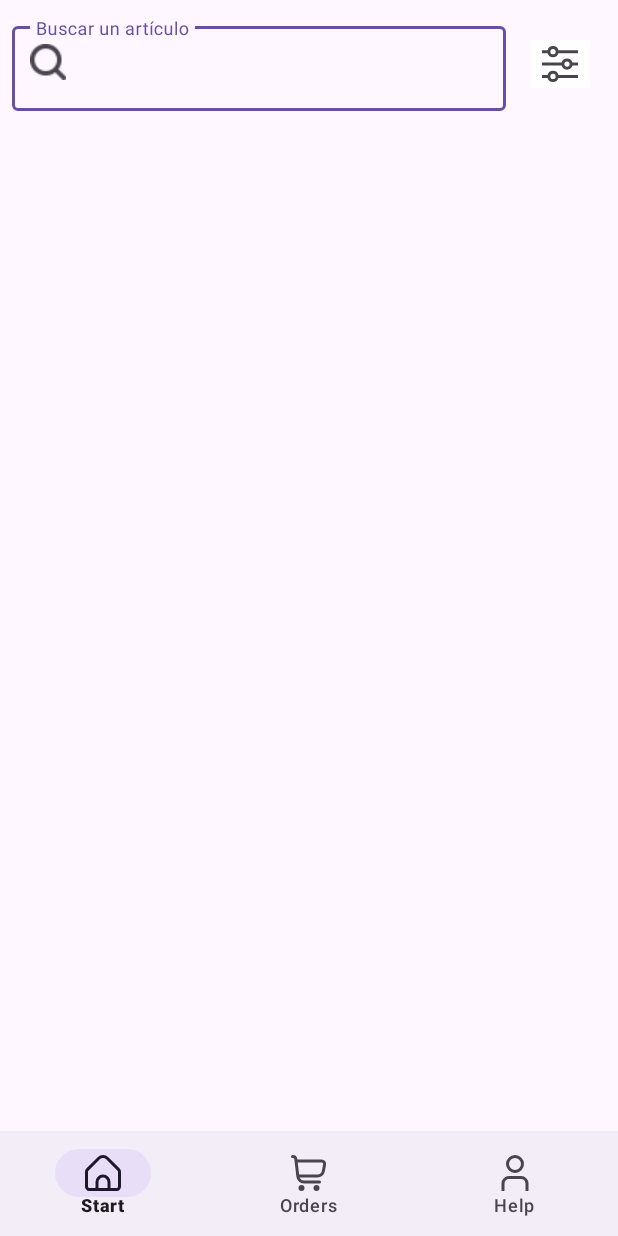
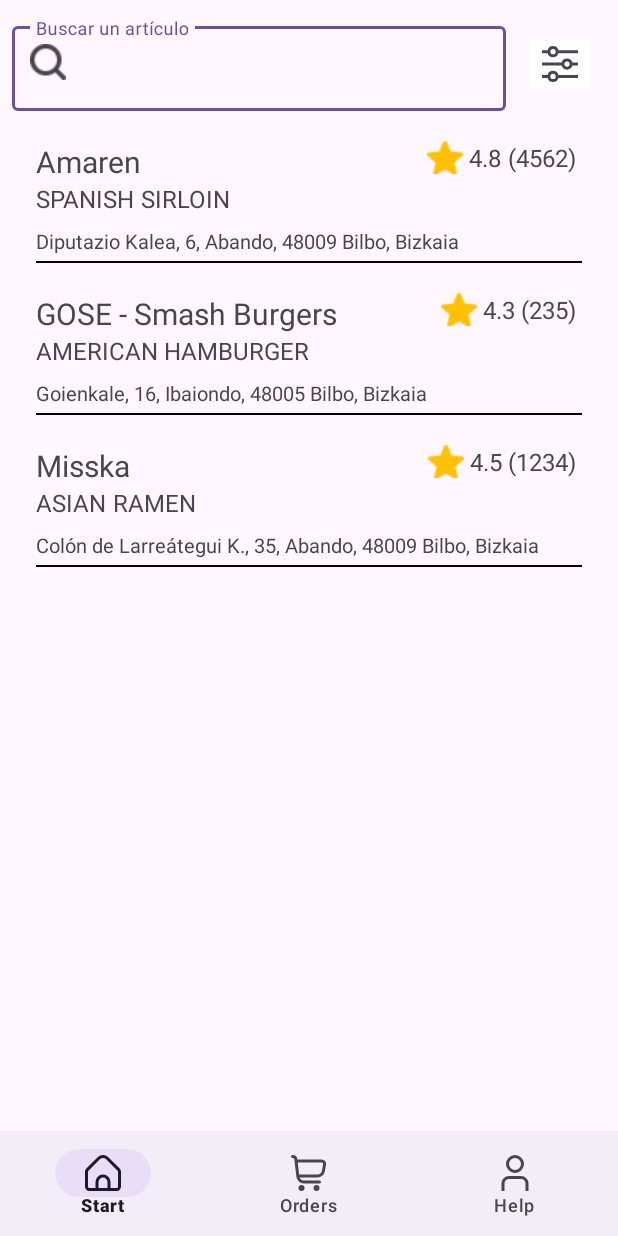
Before and after one commit to Guslin-03/Rush, an Android app: the RestaurantActivity screen opened directly, with no data from a screen before it, on a phone screen of 412 x 824 dp. Run offline under Robolectric (Android 15) with nearby library versions, the phone set to English and light mode, and no system bars; our stand-ins replace Room's generated code.

Commit message:
Pantalla Restaurantes
Filtrado por nombre del Local - Maquetación itemRestaurant - Muestreo de todos los locales - Modificación objeto Restaurant

```diff
--- a/app/src/main/java/com/example/rush/data/model/Restaurant.kt
+++ b/app/src/main/java/com/example/rush/data/model/Restaurant.kt
@@ -7,9 +7,10 @@ import kotlinx.parcelize.Parcelize
 data class Restaurant (
     val id: Int?,
     val name: String,
-    val location: String,
     val originType: String,
     val specialty: String,
+    val rating: Float,
     val numberReviews: Int,
-    val priceRange: Int
+    val priceRange: Int,
+    val location: String,
 ): Parcelable
--- a/app/src/main/java/com/example/rush/data/repository/PopulateDataBase.kt
+++ b/app/src/main/java/com/example/rush/data/repository/PopulateDataBase.kt
@@ -1,6 +1,5 @@
 package com.example.rush.data.repository
 
-import android.util.Log
 import androidx.lifecycle.ViewModel
 import androidx.lifecycle.ViewModelProvider
 import androidx.lifecycle.viewModelScope
@@ -12,7 +11,7 @@ import com.example.rush.data.model.User
 import com.example.rush.data.repository.menu.MenuType
 import com.example.rush.data.repository.menu.RoomMenuDataSource
 import com.example.rush.data.repository.order.RoomOrderDataSource
-import com.example.rush.data.repository.restaurant.FoodStyle
+import com.example.rush.data.repository.restaurant.CulinaryStyle
 import com.example.rush.data.repository.restaurant.RoomRestaurantDataSource
 import com.example.rush.data.repository.restaurant.Specialty
 import com.example.rush.data.repository.user.RoomUserDataSource
@@ -49,9 +48,12 @@ class PopulateDataBase(
     private suspend fun createRestaurant() {
         restaurantLocalRepository.createRestaurant(
             arrayOf(
-                Restaurant(null, "Misska", "Colón de Larreátegui K., 35, Abando, 48009 Bilbo, Bizkaia", FoodStyle.ASIAN.name, Specialty.RAMEN.name, 1234, 2 ),
-                Restaurant(null, "GOSE - Smash Burgers", "Goienkale, 16, Ibaiondo, 48005 Bilbo, Bizkaia", FoodStyle.AMERICAN.name, Specialty.HAMBURGER.name, 235, 3),
-                Restaurant(null, "Amaren", "Diputazio Kalea, 6, Abando, 48009 Bilbo, Bizkaia", FoodStyle.SPANISH.name, Specialty.SIRLOIN.name, 4562, 4)
+                Restaurant(null, "Misska", CulinaryStyle.ASIAN.name, Specialty.RAMEN.name,
+                    4.5F, 1234, 2,"Colón de Larreátegui K., 35, Abando, 48009 Bilbo, Bizkaia" ),
+                Restaurant(null, "GOSE - Smash Burgers", CulinaryStyle.AMERICAN.name, Specialty.HAMBURGER.name,
+                    4.3F ,235, 3, "Goienkale, 16, Ibaiondo, 48005 Bilbo, Bizkaia"),
+                Restaurant(null, "Amaren", CulinaryStyle.SPANISH.name, Specialty.SIRLOIN.name,
+                    4.8F, 4562, 4, "Diputazio Kalea, 6, Abando, 48009 Bilbo, Bizkaia")
             )
         )
     }
--- a/app/src/main/java/com/example/rush/data/repository/restaurant/FoodStyle.kt
+++ b/app/src/main/java/com/example/rush/data/repository/restaurant/CulinaryStyle.kt
@@ -1,6 +1,6 @@
 package com.example.rush.data.repository.restaurant
 
-enum class FoodStyle {
+enum class CulinaryStyle {
     ASIAN, JAPANESE, AMERICAN, SPANISH, ITALIAN, FRENCH, ARABIC, MEXICAN, BOLIVIAN, ARGENTINIAN,
     PERUVIAN, CHILEAN, INDIAN
 }
--- a/app/src/main/java/com/example/rush/data/repository/restaurant/DbRestaurant.kt
+++ b/app/src/main/java/com/example/rush/data/repository/restaurant/DbRestaurant.kt
@@ -8,9 +8,10 @@ import androidx.room.PrimaryKey
 class DbRestaurant (
     @PrimaryKey(autoGenerate = true) val id: Int?,
     @ColumnInfo(name = "name") val name: String,
-    @ColumnInfo(name = "location") val location: String,
     @ColumnInfo(name = "originType") val originType: String,
     @ColumnInfo(name = "specialty") val specialty: String,
+    @ColumnInfo(name = "rating") val rating: Float,
     @ColumnInfo(name = "numberReviews") val numberReviews: Int,
-    @ColumnInfo(name = "priceRange") val priceRange: Int
+    @ColumnInfo(name = "priceRange") val priceRange: Int,
+    @ColumnInfo(name = "location") val location: String,
 )
--- a/app/src/main/java/com/example/rush/data/repository/restaurant/RoomRestaurantDataSource.kt
+++ b/app/src/main/java/com/example/rush/data/repository/restaurant/RoomRestaurantDataSource.kt
@@ -27,8 +27,10 @@ class RoomRestaurantDataSource: RestaurantRepository {
 
 }
 
-fun DbRestaurant.toRestaurant() = Restaurant(id, name, location, originType, specialty, numberReviews, priceRange)
-fun Restaurant.toDbRestaurant() = DbRestaurant(id, name, location, originType, specialty, numberReviews, priceRange)
+fun DbRestaurant.toRestaurant() =
+    Restaurant(id, name, originType, specialty, rating,  numberReviews, priceRange, location)
+fun Restaurant.toDbRestaurant() =
+    DbRestaurant(id, name, originType, specialty, rating, numberReviews, priceRange, location)
 
 @Dao
 interface RestaurantDAO {
--- a/app/src/main/java/com/example/rush/ui/restaurant/RestaurantActivity.kt
+++ b/app/src/main/java/com/example/rush/ui/restaurant/RestaurantActivity.kt
@@ -1,15 +1,23 @@
 package com.example.rush.ui.restaurant
 
 import android.os.Bundle
+import android.text.Editable
+import android.text.TextWatcher
+import android.widget.Toast
+import androidx.activity.viewModels
 import androidx.appcompat.app.AppCompatActivity
 import com.example.rush.data.model.Restaurant
+import com.example.rush.data.repository.restaurant.RoomRestaurantDataSource
 import com.example.rush.databinding.RestaurantActivityBinding
 import com.example.rush.utils.MyApp
+import com.example.rush.utils.Resource
 
 class RestaurantActivity : AppCompatActivity() {
 
     private lateinit var binding: RestaurantActivityBinding
     private lateinit var restaurantAdapter: RestaurantAdapter
+    private val restaurantRepository = RoomRestaurantDataSource()
+    private val restaurantViewModel: RestaurantViewModel by viewModels { RestaurantViewModelFactory(restaurantRepository) }
     private val loginUser = MyApp.userPreferences.getUser()
     override fun onCreate(savedInstanceState: Bundle?) {
         super.onCreate(savedInstanceState)
@@ -20,6 +28,44 @@ class RestaurantActivity : AppCompatActivity() {
             ::onRestaurantClickListener
         )
 
+        binding.restaurantList.adapter = restaurantAdapter
+
+        restaurantViewModel.restaurant.observe(this) {
+            when(it.status) {
+                Resource.Status.SUCCESS -> {
+                    restaurantAdapter.submitList(it.data)
+                }
+                Resource.Status.ERROR -> {
+                    Toast.makeText(this, it.message, Toast.LENGTH_LONG).show()
+                }
+                Resource.Status.LOADING -> {
+                }
+
+            }
+        }
+
+        binding.filterText.addTextChangedListener(object : TextWatcher {
+            override fun beforeTextChanged(s: CharSequence?, start: Int, count: Int, after: Int) {}
+
+            override fun onTextChanged(s: CharSequence?, start: Int, before: Int, count: Int) {
+                filterByText(s)
+            }
+
+            override fun afterTextChanged(s: Editable?) {}
+        })
+
+    }
+
+    private fun filterByText(s: CharSequence?){
+        val searchText = s.toString().trim()
+        var originalList = restaurantViewModel.restaurant.value?.data
+        if (originalList == null) originalList = emptyList()
+
+        val filteredList = originalList.filter { restaurant ->
+            restaurant.name.contains(searchText, ignoreCase = true)
+        }
+
+        restaurantAdapter.submitList(filteredList)
     }
 
     private fun onRestaurantClickListener(restaurant: Restaurant) {
--- a/app/src/main/java/com/example/rush/ui/restaurant/RestaurantAdapter.kt
+++ b/app/src/main/java/com/example/rush/ui/restaurant/RestaurantAdapter.kt
@@ -10,20 +10,20 @@ import com.example.rush.databinding.ItemRestaurantBinding
 
 class RestaurantAdapter(
     private val onClickListener: (Restaurant) -> Unit
-) : ListAdapter<Restaurant, RestaurantAdapter.GroupViewHolder>(GroupDiffCallback()) {
+) : ListAdapter<Restaurant, RestaurantAdapter.RestaurantViewHolder>(RestaurantDiffCallback()) {
 
-    override fun onCreateViewHolder(parent: ViewGroup, viewType: Int): GroupViewHolder {
+    override fun onCreateViewHolder(parent: ViewGroup, viewType: Int): RestaurantViewHolder {
         val binding =
             ItemRestaurantBinding.inflate(LayoutInflater.from(parent.context), parent, false)
-        return GroupViewHolder(binding)
+        return RestaurantViewHolder(binding)
     }
 
-    override fun onBindViewHolder(holder: RestaurantAdapter.GroupViewHolder, position: Int) {
-        val group = getItem(position)
-        holder.bind(group)
+    override fun onBindViewHolder(holder: RestaurantAdapter.RestaurantViewHolder, position: Int) {
+        val restaurant = getItem(position)
+        holder.bind(restaurant)
 
         holder.itemView.setOnClickListener {
-            onClickListener(group)
+            onClickListener(restaurant)
         }
 
     }
@@ -38,16 +38,20 @@ class RestaurantAdapter(
 //        return filteredGroups
 //    }
 
-    inner class GroupViewHolder(private val binding: ItemRestaurantBinding) :
+    inner class RestaurantViewHolder(private val binding: ItemRestaurantBinding) :
         RecyclerView.ViewHolder(binding.root) {
 
-        fun bind(group: Restaurant) {
-//            binding.groupName.text = group.name
-
+        fun bind(restaurant: Restaurant) {
+            binding.name.text = restaurant.name
+            binding.rating.text = restaurant.rating.toString()
+            binding.numberReviews.text = "(${restaurant.numberReviews})"
+            binding.culinaryStyle.text = restaurant.originType
+            binding.specialty.text = restaurant.specialty
+            binding.location.text = restaurant.location
         }
     }
 
-    class GroupDiffCallback : DiffUtil.ItemCallback<Restaurant>() {
+    class RestaurantDiffCallback : DiffUtil.ItemCallback<Restaurant>() {
 
         override fun areItemsTheSame(oldItem: Restaurant, newItem: Restaurant): Boolean {
             return oldItem.id == newItem.id
@@ -56,6 +60,11 @@ class RestaurantAdapter(
         override fun areContentsTheSame(oldItem: Restaurant, newItem: Restaurant): Boolean {
             return (oldItem.id == newItem.id
                     && oldItem.name == newItem.name
+                    && oldItem.originType == newItem.originType
+                    && oldItem.specialty == newItem.specialty
+                    && oldItem.rating == newItem.rating
+                    && oldItem.numberReviews == newItem.numberReviews
+                    && oldItem.priceRange == newItem.priceRange
                     && oldItem.location == newItem.location)
         }
 
--- /dev/null
+++ b/app/src/main/java/com/example/rush/ui/restaurant/RestaurantViewModel.kt
@@ -0,0 +1,43 @@
+package com.example.rush.ui.restaurant
+
+import androidx.lifecycle.LiveData
+import androidx.lifecycle.MutableLiveData
+import androidx.lifecycle.ViewModel
+import androidx.lifecycle.ViewModelProvider
+import androidx.lifecycle.viewModelScope
+import androidx.lifecycle.viewmodel.CreationExtras
+import com.example.rush.data.model.Restaurant
+import com.example.rush.data.repository.restaurant.RoomRestaurantDataSource
+import com.example.rush.utils.Resource
+import kotlinx.coroutines.Dispatchers.IO
+import kotlinx.coroutines.launch
+import kotlinx.coroutines.withContext
+
+class RestaurantViewModel(private val restaurantDataSource: RoomRestaurantDataSource
+) : ViewModel() {
+
+    private val _restaurant = MutableLiveData<Resource<List<Restaurant>>>()
+    val restaurant : LiveData<Resource<List<Restaurant>>> get() = _restaurant
+
+    init { onUpdateRestaurantList() }
+
+    private fun onUpdateRestaurantList() {
+        viewModelScope.launch {
+            _restaurant.value = updateRestaurantList()
+        }
+    }
+    private suspend fun updateRestaurantList() : Resource<List<Restaurant>> {
+        return withContext(IO) {
+            restaurantDataSource.getRestaurants()
+        }
+    }
+
+}
+
+class RestaurantViewModelFactory(
+    private val restaurantDataSource: RoomRestaurantDataSource): ViewModelProvider.Factory {
+    override fun <T : ViewModel> create(modelClass: Class<T>, extras: CreationExtras): T {
+        return RestaurantViewModel(restaurantDataSource) as T
+    }
+
+}
--- a/app/src/main/res/layout/item_restaurant.xml
+++ b/app/src/main/res/layout/item_restaurant.xml
@@ -4,30 +4,87 @@
     android:id="@+id/groupList"
     android:layout_width="match_parent"
     android:layout_height="wrap_content"
+    android:paddingStart="16dp"
+    android:paddingEnd="16dp"
+    android:paddingTop="12dp"
     android:orientation="vertical">
 
-<!--    <LinearLayout-->
-<!--        android:layout_width="match_parent"-->
-<!--        android:layout_height="wrap_content">-->
+    <LinearLayout
+        android:layout_width="match_parent"
+        android:layout_height="wrap_content"
+        android:orientation="horizontal"
+        android:paddingTop="8dp">
 
-<!--        <TextView-->
-<!--            android:id="@+id/restaurantName"-->
-<!--            android:layout_width="0dp"-->
-<!--            android:layout_height="wrap_content"-->
-<!--            android:layout_weight="0.75"-->
-<!--            android:padding="16dp"-->
-<!--            android:textSize="16sp"/>-->
+    <TextView
+        android:id="@+id/name"
+        android:layout_width="wrap_content"
+        android:layout_height="wrap_content"
+        android:textSize="20sp"
+        android:text="Misska"/>
 
-<!--        <ImageView-->
-<!--            android:id="@+id/groupType"-->
-<!--            android:layout_width="0dp"-->
-<!--            android:layout_height="match_parent"-->
-<!--            android:layout_weight="0.15"-->
-<!--            android:padding="16dp"-->
-<!--            app:srcCompat="@drawable/privategroup"-->
-<!--            android:contentDescription="@string/grupo_privado" />-->
+    <LinearLayout
+        android:layout_width="0dp"
+        android:layout_height="wrap_content"
+        android:layout_weight="0.5"
+        android:layout_marginStart="4dp"
+        android:gravity="end"
+        android:orientation="horizontal">
 
-<!--    </LinearLayout>-->
+        <TextView
+            android:id="@+id/rating"
+            android:layout_width="wrap_content"
+            android:layout_height="match_parent"
+            android:text="4.5"
+            android:textSize="16sp"
+            app:drawableLeftCompat="@drawable/estrella"
+            android:drawablePadding="4dp"/>
+
+        <TextView
+            android:id="@+id/numberReviews"
+            android:layout_width="wrap_content"
+            android:layout_height="wrap_content"
+            android:paddingStart="4dp"
+            android:paddingEnd="4dp"
+            android:textSize="16sp"
+            android:text="(1234)"/>
+
+    </LinearLayout>
+
+    </LinearLayout>
+
+
+        <LinearLayout
+            android:layout_width="wrap_content"
+            android:layout_height="wrap_content"
+            android:layout_weight="0.4"
+            android:orientation="horizontal">
+
+            <TextView
+                android:id="@+id/culinaryStyle"
+                android:layout_width="wrap_content"
+                android:layout_height="wrap_content"
+                android:textSize="16sp"
+                android:text="Japanese,"/>
+
+            <TextView
+                android:id="@+id/specialty"
+                android:layout_width="wrap_content"
+                android:layout_height="wrap_content"
+                android:paddingStart="4dp"
+                android:paddingEnd="4dp"
+                android:textSize="16sp"
+                android:text="Sushi"/>
+
+        </LinearLayout>
+
+    <TextView
+        android:id="@+id/location"
+        android:layout_width="match_parent"
+        android:layout_height="wrap_content"
+        android:paddingTop="8dp"
+        android:paddingBottom="4dp"
+        android:textSize="13sp"
+        android:text="Colón de Larreátegui K., 35, Abando, 48009 Bilbo, Bizkaia"/>
 
     <View
         android:layout_width="match_parent"
--- a/app/src/main/res/layout/restaurant_activity.xml
+++ b/app/src/main/res/layout/restaurant_activity.xml
@@ -51,7 +51,7 @@
     </LinearLayout>
 
     <androidx.recyclerview.widget.RecyclerView
-        android:id="@+id/groupList"
+        android:id="@+id/restaurantList"
         android:layout_width="match_parent"
         android:layout_height="0dp"
         android:layout_marginStart="8dp"
```
Also changed, not shown: app/src/main/res/drawable/estrella.png (added).
